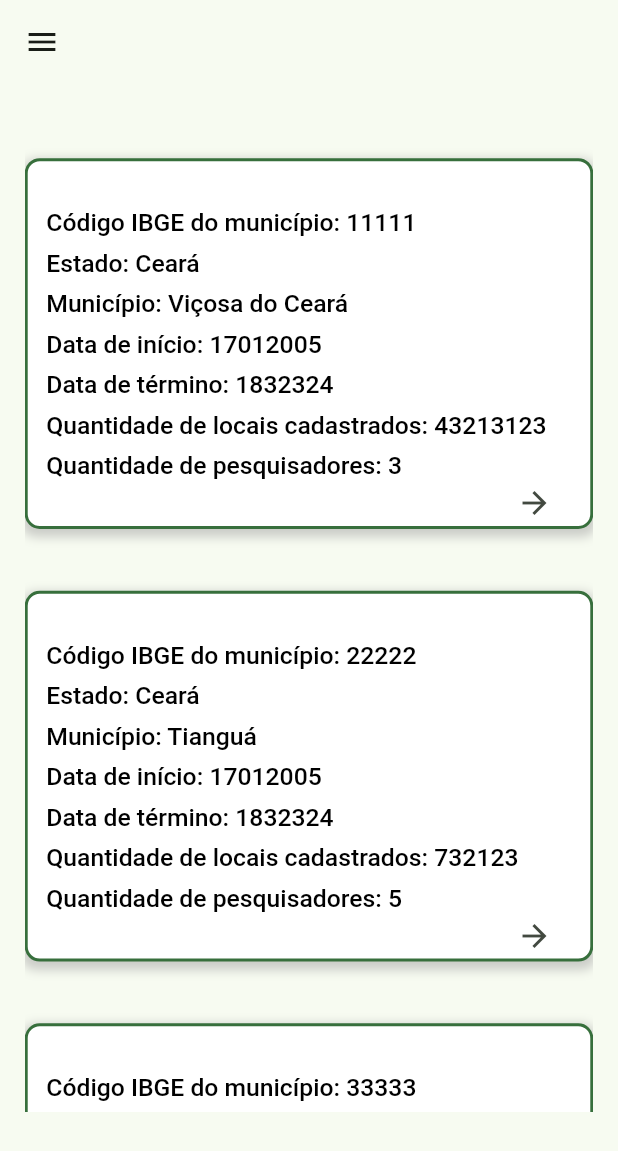
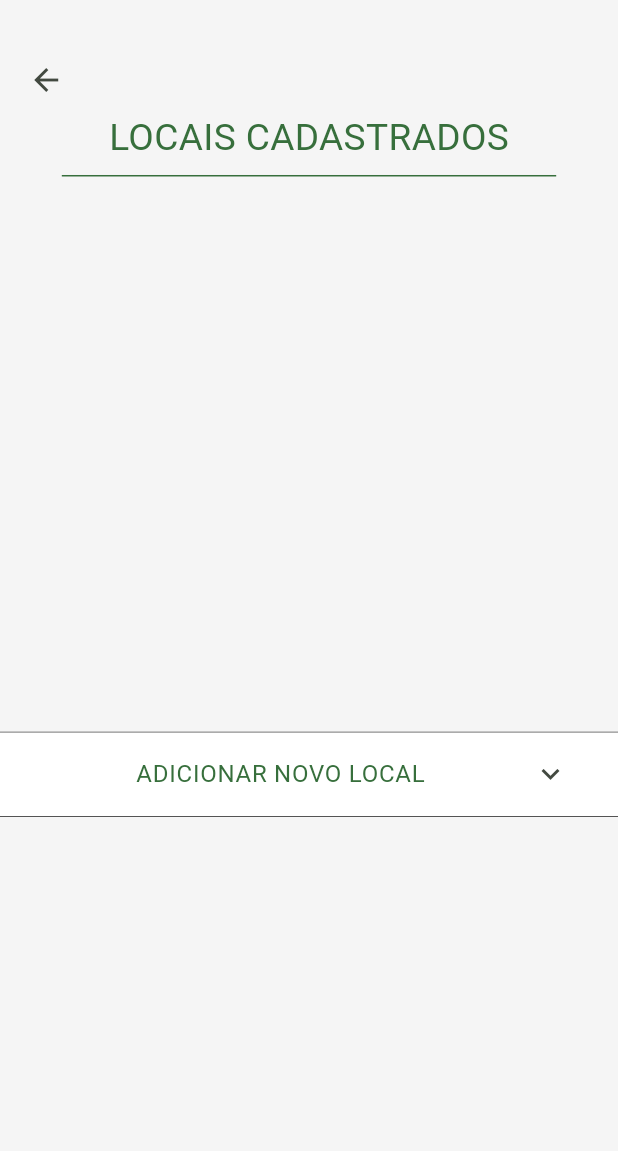
Before and after one commit to Draminhon/InvenTur, a Flutter app: the PesquisadorHome screen opened by its route, scrolled down 576 dp, after a tap on the "arrow forward" icon, on a phone screen of 412 x 824 dp. Shown: the top 1151 px of the screen. Run offline on Flutter 3.47's test engine with Material 3 defaults, Android fonts, the phone set to English and light mode, and no system bars; our stand-ins replace font_awesome_flutter, google_fonts, mask_text_input_formatter.

Commit message:
adicionando a página de Pesquisas e início do formulário A

```diff
--- a/src/inventur/lib/main.dart
+++ b/src/inventur/lib/main.dart
@@ -10,6 +10,8 @@ import 'package:inventur/pages/recover/changepassword_page.dart';
 import 'package:inventur/pages/recover/changepasswordsucess_page.dart';
 import 'package:inventur/pages/home/Pesquisador/choose/choosebetween.dart';
 import 'package:inventur/pages/home/Pesquisador/pesquisador_homepage.dart';
+import 'package:inventur/pages/home/Pesquisador/pesquisas.dart';
+import 'package:inventur/pages/home/Pesquisador/forms/formA.dart';
 void main() {
   WidgetsFlutterBinding.ensureInitialized();
   SystemChrome.setPreferredOrientations(
@@ -40,7 +42,9 @@ class MyApp extends StatelessWidget {
         '/MudarSenha' : (_) => MudarSenha(),
         '/NewPassword' : (_) => ConfirmacaoNovaSenha(),
         '/Choose' : (_) => Choose(),
-        '/PesquisadorHome' : (_) => PesquisadorHome()
+        '/PesquisadorHome' : (_) => PesquisadorHome(),
+        '/Pesquisas' : (_) => Pesquisas(),
+        '/FormA' : (_) => FormularioA()
         },
     );
   }
--- a/src/inventur/lib/pages/home/Pesquisador/pesquisador_homepage.dart
+++ b/src/inventur/lib/pages/home/Pesquisador/pesquisador_homepage.dart
@@ -7,18 +7,20 @@ class PesquisadorHome extends StatelessWidget {
   Widget build(BuildContext context) {
      final sizeScreen = MediaQuery.sizeOf(context);
     return Scaffold(
-      appBar: AppBar(),
+      backgroundColor: const Color.fromARGB(255, 245, 245, 245),
+      appBar: AppBar( foregroundColor: const Color.fromARGB(255, 55, 111, 60),
+            backgroundColor: Colors.white,),
       drawer: Drawer(
         width: sizeScreen.width * 0.6,
         child: Column(
          // padding:  EdgeInsets.zero,
 
           children:  <Widget>[
-            UserAccountsDrawerHeader(accountName: Text('Ex'), accountEmail: Text('ex@gmail.com', ),
+            const UserAccountsDrawerHeader(accountName: Text('Ex'), accountEmail: Text('ex@gmail.com', ),
             currentAccountPicture: CircleAvatar(child: Text('Sz'),),),
             ListTile(
-              leading: Icon(Icons.person),
-              title: Text('Conta'),
+              leading: const Icon(Icons.person),
+              title: const Text('Conta'),
 
 
               onTap: () {
--- /dev/null
+++ b/src/inventur/lib/pages/home/Pesquisador/pesquisas.dart
@@ -0,0 +1,51 @@
+  import 'package:flutter/material.dart';
+  import 'package:inventur/pages/home/Pesquisador/widgets/expandedTile.dart';
+class Pesquisas extends StatelessWidget{
+  const Pesquisas({super.key});
+
+  @override
+  Widget build(BuildContext  context) {
+  final sizeScreen = MediaQuery.sizeOf(context);
+
+   return Scaffold(
+          backgroundColor: const Color.fromARGB(255, 245, 245, 245),
+    body: Column(children: [
+
+      Padding(padding: EdgeInsets.only(right: sizeScreen.width * 0.85, top: sizeScreen.height * 0.05),child:
+      SizedBox(height: sizeScreen.height * 0.03,
+      child:
+      IconButton(onPressed: () => Navigator.pop(context), icon: Icon(Icons.arrow_back), padding: EdgeInsets.only(bottom: sizeScreen.height * 0.005),),
+      )),
+
+
+      Padding(padding: EdgeInsets.symmetric(vertical: sizeScreen.height * 0.01), child:
+      Column(children: [Text('LOCAIS CADASTRADOS',
+      style: TextStyle(color: const Color.fromARGB(255, 55, 111, 60), fontSize: sizeScreen.width * 0.06)),
+        Divider(color: const Color.fromARGB(255, 55, 111, 60),
+        indent: sizeScreen.width * 0.1,
+        endIndent: sizeScreen.width * 0.1,)
+      ],)
+      )
+
+      ,Padding(padding: EdgeInsets.only(top: sizeScreen.height * 0.43),
+      child:  const ExpansionTileExample(),
+
+
+
+
+   )],),
+
+
+
+
+
+
+
+   );
+
+
+
+
+  }
+
+  }
--- a/src/inventur/lib/pages/home/Pesquisador/widgets/container_widget.dart
+++ b/src/inventur/lib/pages/home/Pesquisador/widgets/container_widget.dart
@@ -48,7 +48,7 @@ class ContainerWidget extends StatelessWidget{
           height: sizeScreen.height * 0.04,
           child: IconButton(
 
-              onPressed: () => {Navigator.push(context, MaterialPageRoute(builder: (context) => PesquisadorHome()))}, icon: Icon(Icons.arrow_forward), padding: EdgeInsets.only(bottom: sizeScreen.height * 0.005),
+              onPressed: () => {Navigator.pushNamed(context, '/Pesquisas')}, icon: Icon(Icons.arrow_forward), padding: EdgeInsets.only(bottom: sizeScreen.height * 0.005),
 
 
               )))
--- /dev/null
+++ b/src/inventur/lib/pages/home/Pesquisador/widgets/expandedTile.dart
@@ -0,0 +1,41 @@
+import 'package:flutter/material.dart';
+
+
+class ExpansionTileExample extends StatefulWidget{
+  const ExpansionTileExample({super.key});
+
+  @override
+  State<ExpansionTileExample> createState() => _ExpansionTile();
+}
+
+class _ExpansionTile extends State<ExpansionTileExample>{
+    bool _customTileExpanded = false;
+
+    @override
+      Widget build(BuildContext context){
+       Size sizeScreen = MediaQuery.sizeOf(context);
+        return  Column(
+          children: [
+
+            ExpansionTile(title: Text('ADICIONAR NOVO LOCAL', style: TextStyle(color: const Color.fromARGB(255, 55, 111, 60)),),
+            collapsedBackgroundColor: Colors.white,
+            tilePadding: EdgeInsets.only(left: sizeScreen.width * 0.22, right: sizeScreen.width * 0.08),
+            backgroundColor: Colors.white,
+            collapsedShape: Border(top: BorderSide(width: 0.5, color: Colors.black), bottom: BorderSide(width: 0.5, color: Colors.black)),
+            childrenPadding: EdgeInsets.symmetric(horizontal: sizeScreen.width * 0.3 ),
+              children: <Widget>[
+                ListTile(title: (Text('Categoria A')), onTap: () => Navigator.pushNamed(context, '/FormA'),),
+                ListTile(title: (Text('Categoria B'))),
+                ListTile(title: (Text('Categoria C')) )
+              ],
+            )
+
+
+          ],
+        );
+      }
+
+
+
+
+}
```
Also changed, not shown: src/inventur/lib/pages/home/Pesquisador/forms/formA.dart (added, +36 -0 lines).
